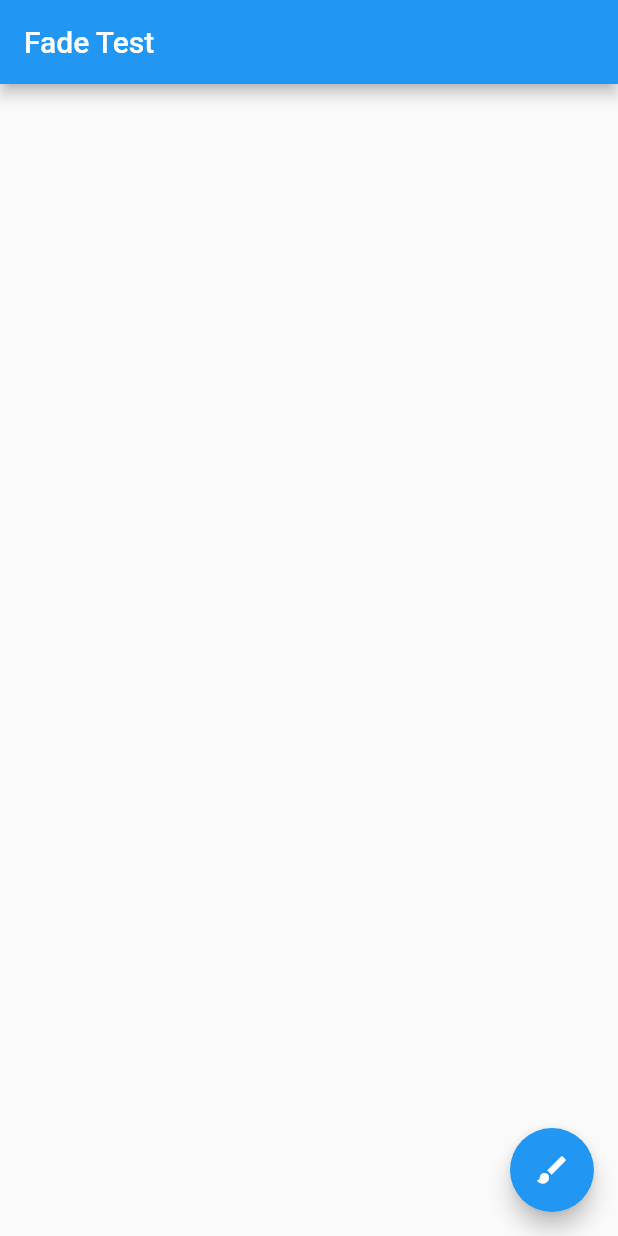
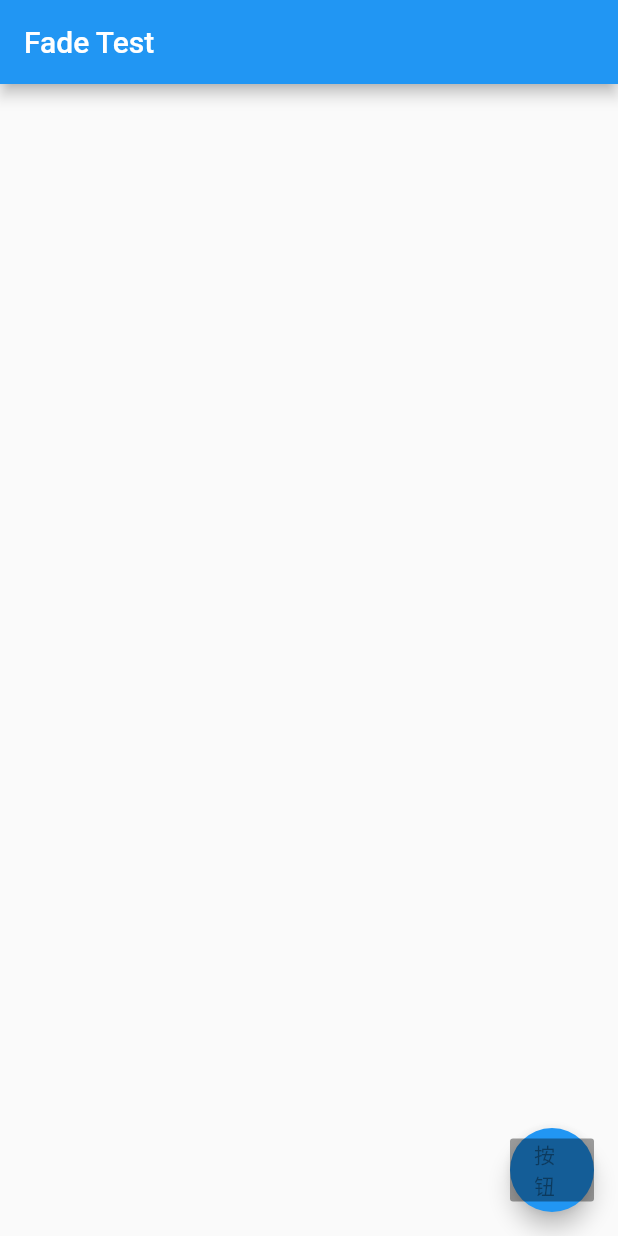
Before and after one commit to boywithsmalleyes/flutter_app, a Flutter app: the screen it shows after launch, on a phone screen of 412 x 824 dp. Run offline on Flutter 3.47's test engine with Material 2 defaults, Android fonts, the phone set to English and light mode, and no system bars; statements that could not run were skipped.

Commit message:
手势、动画、自定义 button

```diff
--- a/lib/CustomButton.dart
+++ b/lib/CustomButton.dart
@@ -0,0 +1,15 @@
+import 'package:flutter/material.dart';
+
+class CustomButton extends StatelessWidget {
+  final String label;
+
+  const CustomButton({Key key, this.label}) : super(key: key);
+
+  @override
+  Widget build(BuildContext context) {
+    return new RaisedButton(
+      onPressed: null,
+      child: new Text(label),
+    );
+  }
+}
--- a/lib/MyFadeTest.dart
+++ b/lib/MyFadeTest.dart
@@ -1,7 +1,10 @@
 import 'package:flutter/material.dart';
+import 'package:flutter_app/CustomButton.dart';
 
 //class MyFadeState extends State<>
-
+/*
+ * 动画，淡入
+ */
 class MyFadeTest extends StatefulWidget {
   const MyFadeTest({Key key, this.title}) : super(key: key);
 
@@ -17,13 +20,15 @@ class MyFadeState extends State<MyFadeTest> with TickerProviderStateMixin {
   AnimationController controller;
   CurvedAnimation curvedAnimation;
 
+  bool _toggle = false;
+
   @override
   void initState() {
     super.initState();
     controller = new AnimationController(
         duration: const Duration(milliseconds: 2000), vsync: this);
     curvedAnimation =
-    new CurvedAnimation(parent: controller, curve: Curves.easeIn);
+        new CurvedAnimation(parent: controller, curve: Curves.easeIn);
   }
 
   @override
@@ -37,17 +42,23 @@ class MyFadeState extends State<MyFadeTest> with TickerProviderStateMixin {
           child: new FadeTransition(
             opacity: curvedAnimation,
             child: new FlutterLogo(
-              size: 100.0,
+              size: 100.0,ªªª
             ),
           ),
         ),
       ),
       floatingActionButton: new FloatingActionButton(
         onPressed: () {
-          controller.forward();
+          if (_toggle) {
+            controller.forward();
+          } else {
+            controller.reverse();
+          }
+          _toggle = !_toggle;
         },
         tooltip: "Fade",
-        child: new Icon(Icons.brush),
+//        child: new Icon(Icons.brush),
+        child: new CustomButton(label: "按钮"),
       ),
     );
   }
```
Also changed, not shown: lib/SignaturePainter.dart (+44 -0 lines), lib/main.dart (+14 -0 lines), 1 other file.
